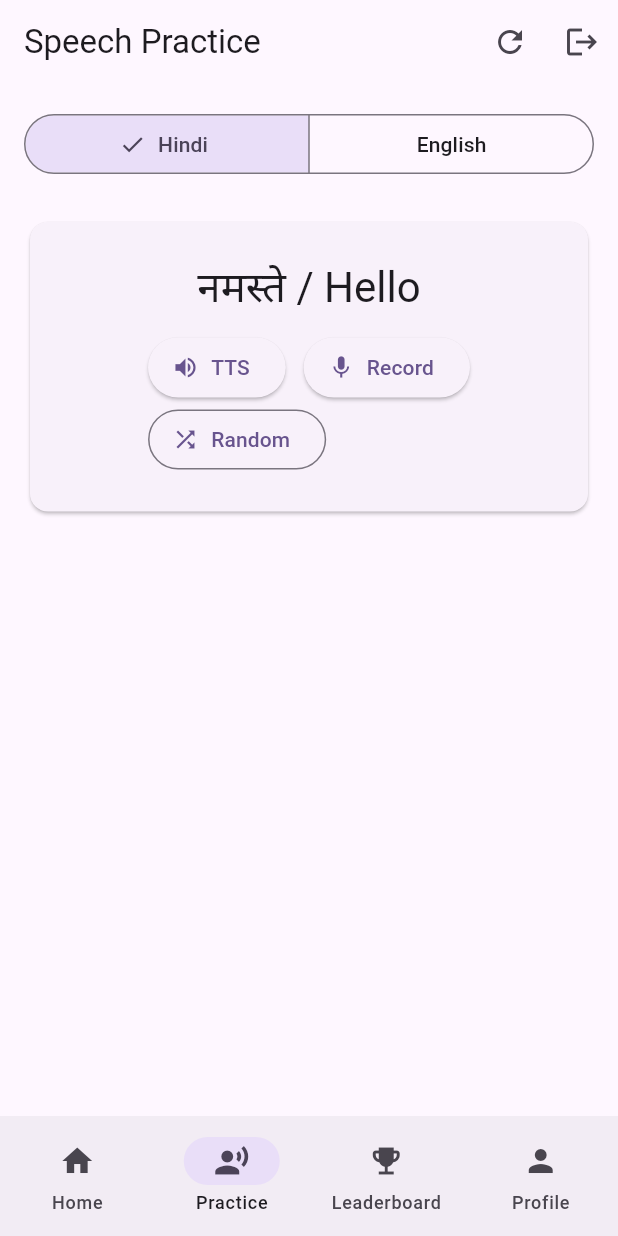
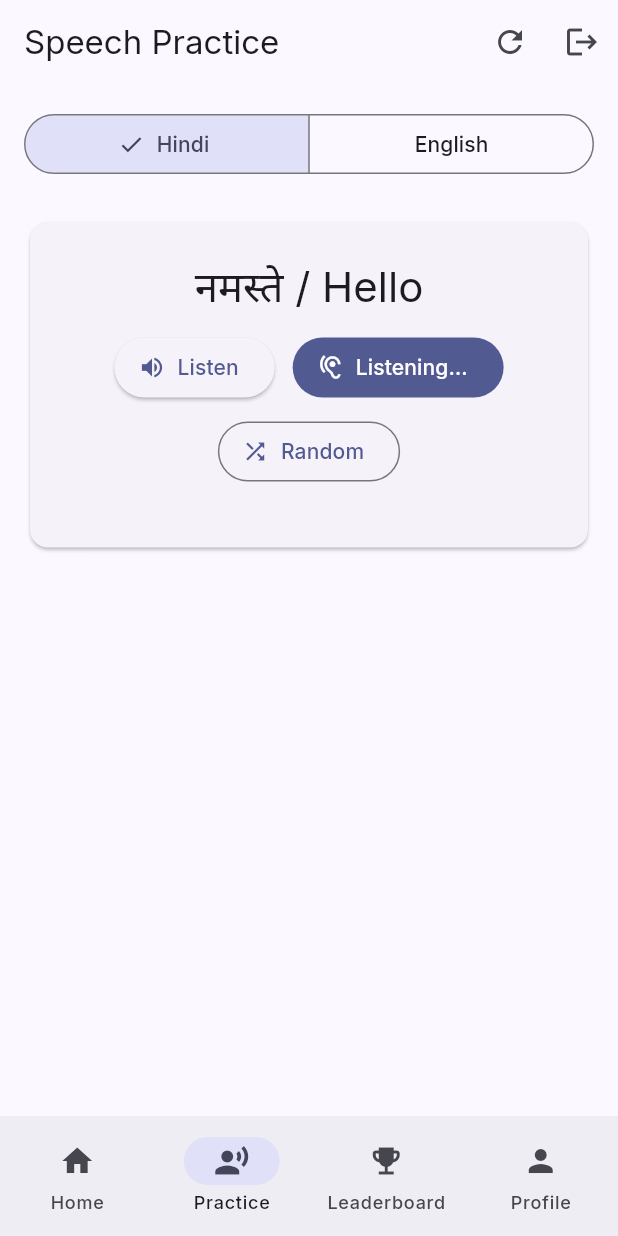
Before and after one commit to Sankrityayana/nahi-malum-re-mereko, a Flutter app: the screen it shows once a user with an empty profile is signed in, item 2 of the bottom bar chosen, after a tap on "Record", on a phone screen of 412 x 824 dp. Run offline on Flutter 3.47's test engine with Material 3 defaults, Android fonts, the phone set to English and light mode, and no system bars; our stand-ins replace fl_chart, flutter_tts, google_fonts, percent_indicator, shared_preferences, speech_to_text and 1 more; missing offline and left inert: record, string_similarity; accounts and stored records are empty; network calls fail.

Commit message:
Enhance practice screen UI and add accuracy ring
Added Google Fonts for improved typography and updated the color scheme. The practice screen now shows a listening state, improved button labels, and displays an animated accuracy ring with feedback messages after scoring. Also updated dependencies to include google_fonts.

```diff
--- a/lib/main.dart
+++ b/lib/main.dart
@@ -2,6 +2,7 @@ import 'package:flutter/material.dart';
 import 'package:flutter_localizations/flutter_localizations.dart';
 import 'package:provider/provider.dart';
 import 'package:supabase_flutter/supabase_flutter.dart';
+import 'package:google_fonts/google_fonts.dart';
 
 import 'screens/login_screen.dart';
 import 'screens/home_screen.dart';
@@ -29,8 +30,10 @@ class MyApp extends StatelessWidget {
         title: 'Speech Practice',
         debugShowCheckedModeBanner: false,
         theme: ThemeData(
-          colorScheme: ColorScheme.fromSeed(seedColor: Colors.deepPurple),
+          colorScheme: ColorScheme.fromSeed(seedColor: Colors.indigo),
           useMaterial3: true,
+          textTheme: GoogleFonts.interTextTheme(),
+          snackBarTheme: const SnackBarThemeData(behavior: SnackBarBehavior.floating),
         ),
         supportedLocales: const [
           Locale('en'),
--- a/lib/screens/practice_screen.dart
+++ b/lib/screens/practice_screen.dart
@@ -24,6 +24,14 @@ class _PracticeScreenState extends State<PracticeScreen> {
   String _lang = 'hi';
   String? _recognized;
   double? _score;
+  bool _isListening = false;
+
+  @override
+  void initState() {
+    super.initState();
+    // Load a random word on first open
+    WidgetsBinding.instance.addPostFrameCallback((_) => _next());
+  }
 
   void _next() async {
     try {
@@ -37,6 +45,8 @@ class _PracticeScreenState extends State<PracticeScreen> {
   }
 
   void _record() async {
+    if (_isListening) return;
+    setState(() => _isListening = true);
     final text = await _speech.listenOnce(localeId: _lang == 'hi' ? 'hi_IN' : 'en_IN');
     if (text != null) {
   // Keep Latin (A-Z) and Devanagari (U+0900–U+097F) letters + spaces
@@ -88,6 +98,7 @@ class _PracticeScreenState extends State<PracticeScreen> {
         } catch (_) {}
       }
     }
+    if (mounted) setState(() => _isListening = false);
   }
 
   void _recordAndUpload() async {
@@ -128,16 +139,25 @@ class _PracticeScreenState extends State<PracticeScreen> {
                 children: [
                   Text(_target, style: Theme.of(context).textTheme.headlineMedium, textAlign: TextAlign.center),
                   const SizedBox(height: 12),
-                  Wrap(spacing: 12, children: [
-                    ElevatedButton.icon(onPressed: _tts, icon: const Icon(Icons.volume_up), label: const Text('TTS')),
-                    ElevatedButton.icon(
+                  Wrap(spacing: 12, runSpacing: 8, alignment: WrapAlignment.center, children: [
+                    ElevatedButton.icon(onPressed: _tts, icon: const Icon(Icons.volume_up), label: const Text('Listen')),
+                    FilledButton.icon(
                       onPressed: _record,
                       onLongPress: _recordAndUpload,
-                      icon: const Icon(Icons.mic),
-                      label: const Text('Record'),
+                      icon: Icon(_isListening ? Icons.hearing : Icons.mic),
+                      label: Text(_isListening ? 'Listening…' : 'Record'),
                     ),
                     OutlinedButton.icon(onPressed: _next, icon: const Icon(Icons.shuffle), label: const Text('Random')),
-                  ])
+                  ]),
+                  const SizedBox(height: 16),
+                  if (_score != null)
+                    _AccuracyRing(score: _score!.clamp(0, 100).toDouble()),
+                  if (_score != null) const SizedBox(height: 8),
+                  if (_score != null)
+                    Text(
+                      _score! >= 80 ? 'Shabash! Great job.' : (_score! >= 60 ? 'Getting there! Try once more.' : 'Keep practicing, you’ve got this!'),
+                      style: TextStyle(color: _score! >= 80 ? Colors.green : (_score! >= 60 ? Colors.orange : Colors.red)),
+                    )
                 ],
               ),
             ),
@@ -156,3 +176,29 @@ class _PracticeScreenState extends State<PracticeScreen> {
     );
   }
 }
+
+class _AccuracyRing extends StatelessWidget {
+  final double score; // 0-100
+  const _AccuracyRing({required this.score});
+
+  @override
+  Widget build(BuildContext context) {
+    final pct = (score / 100).clamp(0.0, 1.0);
+    final color = score >= 80 ? Colors.green : (score >= 60 ? Colors.orange : Colors.red);
+    return TweenAnimationBuilder<double>(
+      duration: const Duration(milliseconds: 400),
+      tween: Tween(begin: 0, end: pct),
+      builder: (context, v, _) => SizedBox(
+        width: 110,
+        height: 110,
+        child: Stack(
+          alignment: Alignment.center,
+          children: [
+            CircularProgressIndicator(value: v, strokeWidth: 10, color: color, backgroundColor: Colors.grey.shade300),
+            Text('${score.toStringAsFixed(0)}%'),
+          ],
+        ),
+      ),
+    );
+  }
+}
--- a/pubspec.yaml
+++ b/pubspec.yaml
@@ -28,6 +28,7 @@ dependencies:
   lottie: ^3.1.2
   shared_preferences: ^2.3.2
   url_launcher: ^6.3.0
+  google_fonts: ^6.2.1
 
   # For similarity scoring
   string_similarity: ^2.0.0
```
